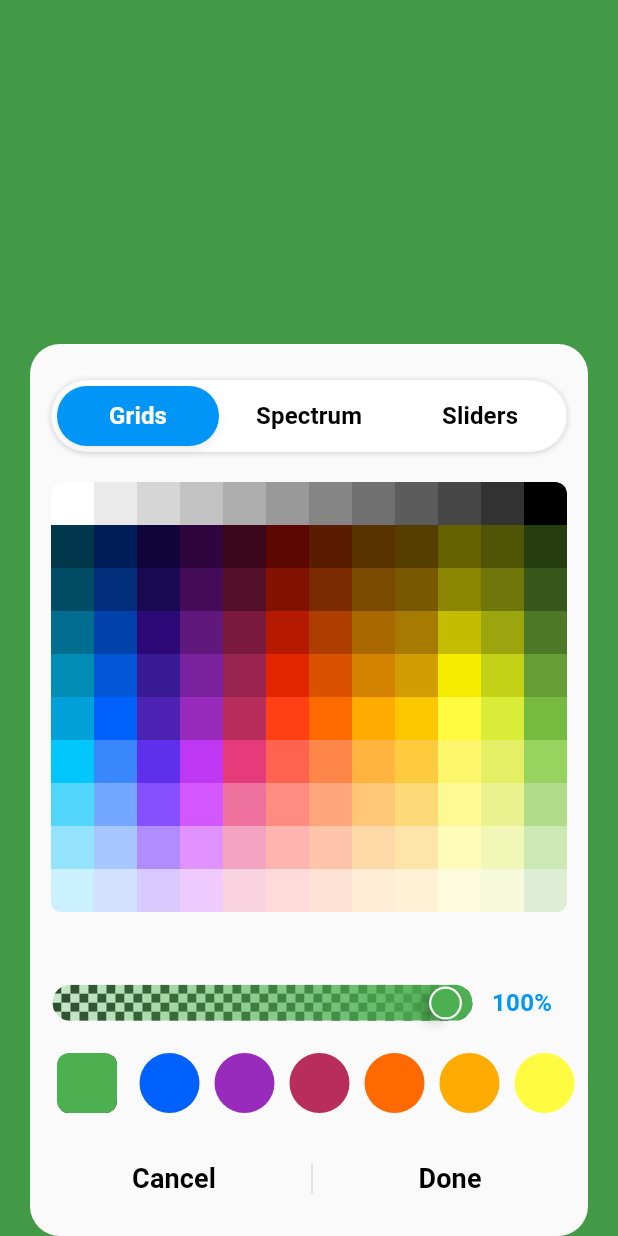
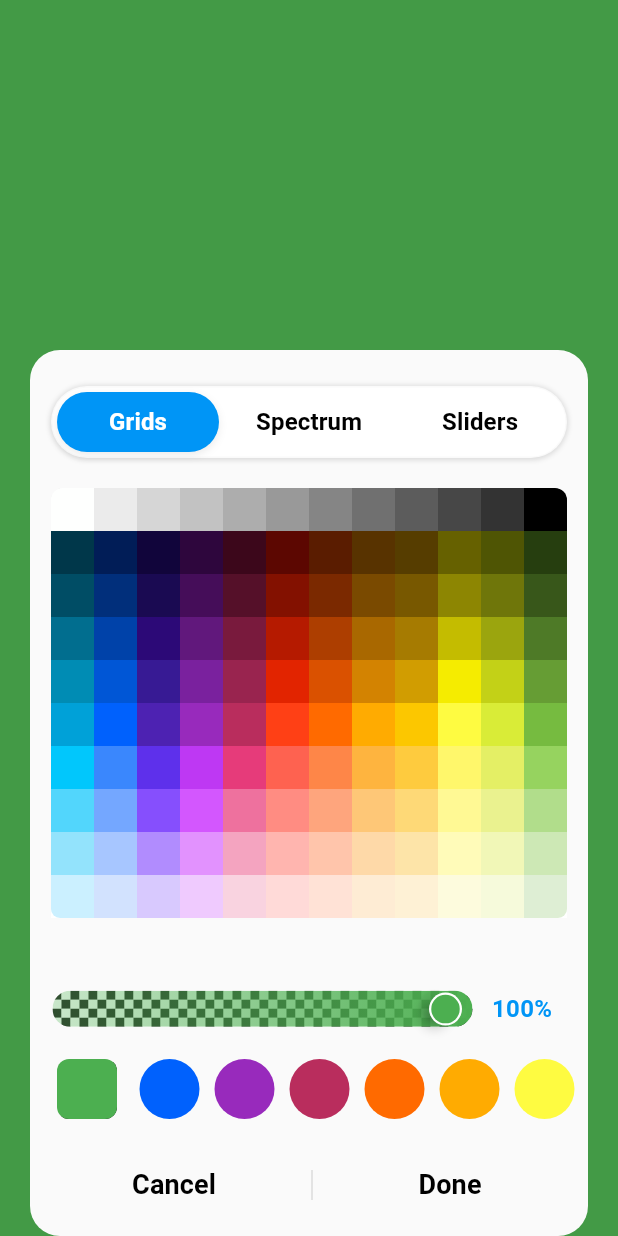
Before and after one commit to yunisrajabi/ios_color_picker, a Flutter app: the screen it shows after launch, after a tap on "Custom iOS for all", on a phone screen of 412 x 824 dp. Run offline on Flutter 3.47's test engine with Material 3 defaults, Android fonts, the phone set to English and light mode, and no system bars; our stand-ins replace plugin_platform_interface, shared_preferences, toastification; missing offline and left inert: super_tooltip; Roboto replaces fonts that are missing (Anaheim).

Commit message:
change bottom padding 14 to 10

```diff
--- a/lib/custom_picker/ios_color_picker.dart
+++ b/lib/custom_picker/ios_color_picker.dart
@@ -222,7 +222,7 @@ class _IosColorPickerState extends State<IosColorPicker> {
                 //   endIndent: 18,
                 // ),
                 Padding(
-                  padding: const EdgeInsets.fromLTRB(14.0, 0.0, 10.0, 14.0),
+                  padding: const EdgeInsets.fromLTRB(14.0, 0.0, 10.0, 10.0),
                   child: Row(
                     mainAxisAlignment: MainAxisAlignment.spaceEvenly,
                     children: [
```
